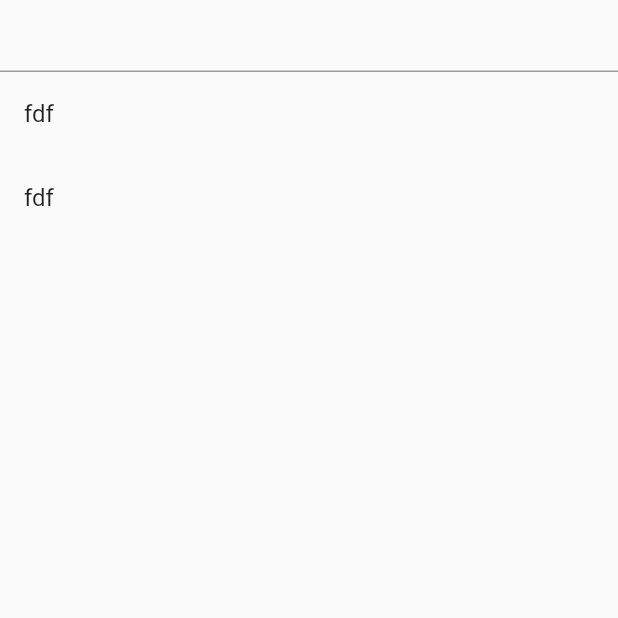
After one commit to CpedniyNikon/REST_API_Web_Chat, a Flutter app: the screen it shows after launch, on a phone screen of 412 x 824 dp, the top half of it. The commit adds this screen. Run offline on Flutter 3.47's test engine with Material 2 defaults, Android fonts, the phone set to English and light mode, and no system bars; our stand-ins replace get, url_strategy.

Commit message:
implemented frame for chat acting

```diff
--- a/flutter_chat/lib/AppPages.dart
+++ b/flutter_chat/lib/AppPages.dart
@@ -1,9 +1,15 @@
+import 'package:flutter_chat/MainChat/MainChat.dart';
 import 'package:flutter_chat/Routes.dart';
 import 'package:flutter_chat/auth/Authorization.dart';
 import 'package:get/get_navigation/src/routes/get_route.dart';
 
 abstract class AppPages {
   static final pages = [
+
+    GetPage(
+      name: Routes.chat,
+      page: () => MainChat(),
+    ),
     GetPage(
       name: Routes.authentication,
       page: () => Authorization(),
--- /dev/null
+++ b/flutter_chat/lib/MainChat/MainChat.dart
@@ -0,0 +1,63 @@
+import 'package:flutter/material.dart';
+
+class MainChat extends StatefulWidget {
+  MainChat({Key? key}) : super(key: key);
+
+  @override
+  State<MainChat> createState() => _MainChatState();
+}
+
+class _MainChatState extends State<MainChat> {
+  List<String> _notificationEmails = [
+    "fdf","fdf"
+  ];
+
+  final TextEditingController _controller = TextEditingController();
+
+  @override
+  Widget build(BuildContext context) {
+    return  Scaffold(
+      body: Center(
+        child: Column(
+          children: [
+            _buildNotificationEmailsInput(),
+            Expanded(
+              child: ListView.builder(
+                itemCount: _notificationEmails.length,
+                itemBuilder: (_, int idx) => ListTile(
+                  title: Text(_notificationEmails[idx]),
+                ),
+              ),
+            ),
+          ],
+        ),
+      ),
+    );
+  }
+
+  Widget _buildNotificationEmailsInput() {
+    return TextFormField(
+      controller: _controller,
+      validator: (String? value) {
+        debugPrint('VALIDATOR: $value');
+        if (value!.isEmpty) {
+          return 'Emails Required';
+        }
+        return null;
+      },
+      onChanged: (String value) {
+        if (value.substring(value.length - 1) == ',') {
+          print('>>>>>> value = $value : controller = ${_controller.hashCode}');
+          setState(() {
+            _notificationEmails.add(value.substring(0, value.length - 1));
+          });
+          Future<void>.delayed(
+            const Duration(milliseconds: 10),
+            _controller.clear,
+          );
+          print(_notificationEmails);
+        }
+      },
+    );
+  }
+}
--- a/flutter_chat/lib/Routes.dart
+++ b/flutter_chat/lib/Routes.dart
@@ -1,6 +1,4 @@
 class Routes {
-  static String authentication = '/authentication';
-  static String profile = '/profile';
-  static String editProfile = '/profile/edit';
-  static String lists = '/profile/lists';
+  static String authentication = '/authorization';
+  static String chat = '/chat';
 }
--- a/flutter_chat/lib/main.dart
+++ b/flutter_chat/lib/main.dart
@@ -1,10 +1,9 @@
-
 import 'package:flutter_chat/AppPages.dart';
+import 'package:flutter_chat/RouterDelegate.dart';
 import 'package:get/get_navigation/src/root/get_material_app.dart';
 import 'package:get/get_navigation/src/routes/transitions_type.dart';
 import 'package:url_strategy/url_strategy.dart';
 import 'package:flutter/material.dart';
-import 'RouterDelegate.dart';
 
 void main() {
   setPathUrlStrategy();
```
Also changed, not shown: flutter_chat/lib/auth/Authorization.dart (+8 -8 lines), flutter_chat/pubspec.yaml (+2 -35 lines), flutter_chat/images/image.png (added), 1 other file.
